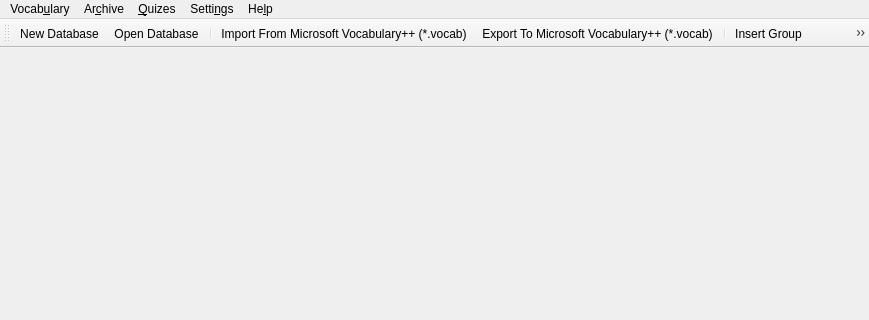
Old version of the form Forms/MainWindow.ui in the repository iatanasov77/qvocabulary; both pictures show x 0 to 869 and y 0 to 320 of the 869 by 600 pixel window.
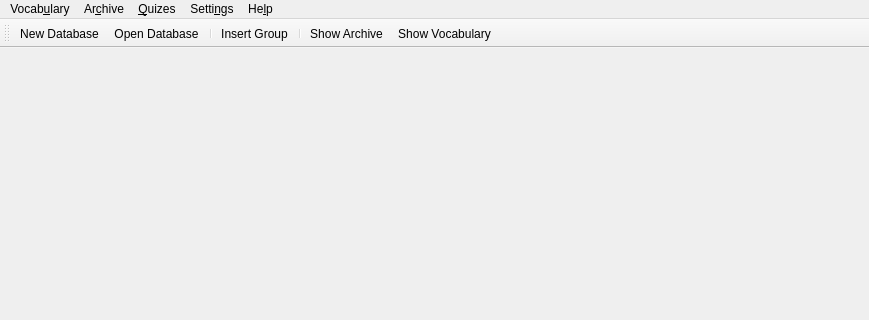
New version of the form.

Commit message: Update MainWindow ToolBar.

```diff
--- a/Forms/MainWindow.ui
+++ b/Forms/MainWindow.ui
@@ -220,11 +220,7 @@
    <addaction name="actionNew_DB"/>
    <addaction name="actionOpen_DB"/>
    <addaction name="separator"/>
-   <addaction name="actionImportMicrosoftVocabulary"/>
-   <addaction name="actionExportMicrosoftVocabulary"/>
-   <addaction name="separator"/>
    <addaction name="actionInsertGroup"/>
-   <addaction name="actionInsertWord"/>
    <addaction name="separator"/>
    <addaction name="actionShow_Archive"/>
    <addaction name="actionShow_Vocabulary"/>
```
Left out of the diff: 8 changed lines with no effect on the pictures.
